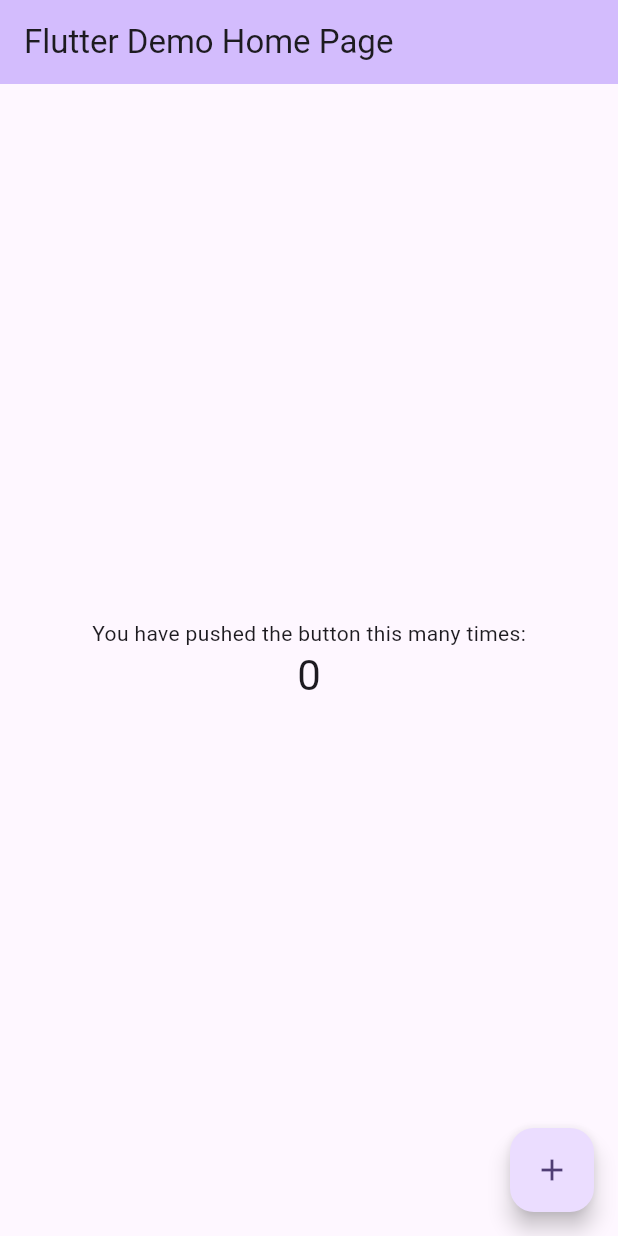
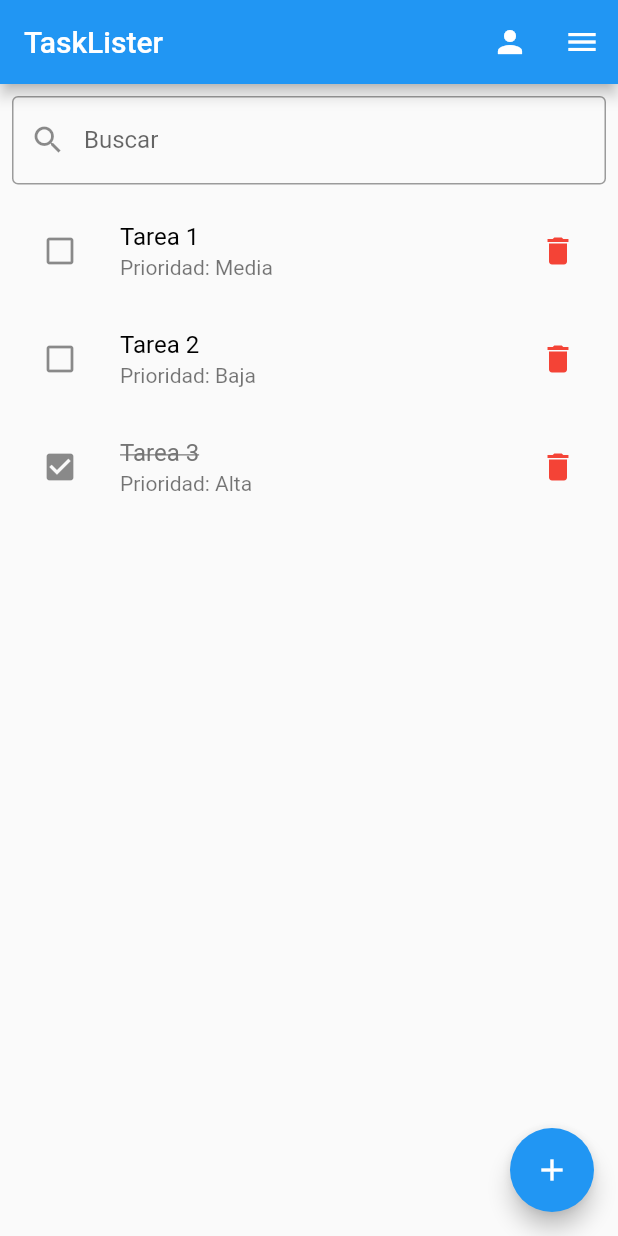
Before and after one commit to BytesBuilders/TaskListerApp, a Flutter app: the screen it shows after launch, on a phone screen of 412 x 824 dp. Run offline on Flutter 3.47's test engine with Material 2 defaults, Android fonts, the phone set to English and light mode, and no system bars.

Commit message:
Crud Task created

```diff
--- a/Mobile/tasklister/lib/main.dart
+++ b/Mobile/tasklister/lib/main.dart
@@ -1,125 +1,20 @@
 import 'package:flutter/material.dart';
+import 'package:tasklister/screens/welcome_page.dart';
 
 void main() {
   runApp(const MyApp());
 }
-
 class MyApp extends StatelessWidget {
   const MyApp({super.key});
 
-  // This widget is the root of your application.
   @override
   Widget build(BuildContext context) {
     return MaterialApp(
-      title: 'Flutter Demo',
+      title: "TaskLister",
       theme: ThemeData(
-        // This is the theme of your application.
-        //
-        // TRY THIS: Try running your application with "flutter run". You'll see
-        // the application has a blue toolbar. Then, without quitting the app,
-        // try changing the seedColor in the colorScheme below to Colors.green
-        // and then invoke "hot reload" (save your changes or press the "hot
-        // reload" button in a Flutter-supported IDE, or press "r" if you used
-        // the command line to start the app).
-        //
-        // Notice that the counter didn't reset back to zero; the application
-        // state is not lost during the reload. To reset the state, use hot
-        // restart instead.
-        //
-        // This works for code too, not just values: Most code changes can be
-        // tested with just a hot reload.
-        colorScheme: ColorScheme.fromSeed(seedColor: Colors.deepPurple),
-        useMaterial3: true,
+        primarySwatch: Colors.blue,
       ),
-      home: const MyHomePage(title: 'Flutter Demo Home Page'),
+      home: const WelcomePage(),
     );
   }
 }
-
-class MyHomePage extends StatefulWidget {
-  const MyHomePage({super.key, required this.title});
-
-  // This widget is the home page of your application. It is stateful, meaning
-  // that it has a State object (defined below) that contains fields that affect
-  // how it looks.
-
-  // This class is the configuration for the state. It holds the values (in this
-  // case the title) provided by the parent (in this case the App widget) and
-  // used by the build method of the State. Fields in a Widget subclass are
-  // always marked "final".
-
-  final String title;
-
-  @override
-  State<MyHomePage> createState() => _MyHomePageState();
-}
-
-class _MyHomePageState extends State<MyHomePage> {
-  int _counter = 0;
-
-  void _incrementCounter() {
-    setState(() {
-      // This call to setState tells the Flutter framework that something has
-      // changed in this State, which causes it to rerun the build method below
-      // so that the display can reflect the updated values. If we changed
-      // _counter without calling setState(), then the build method would not be
-      // called again, and so nothing would appear to happen.
-      _counter++;
-    });
-  }
-
-  @override
-  Widget build(BuildContext context) {
-    // This method is rerun every time setState is called, for instance as done
-    // by the _incrementCounter method above.
-    //
-    // The Flutter framework has been optimized to make rerunning build methods
-    // fast, so that you can just rebuild anything that needs updating rather
-    // than having to individually change instances of widgets.
-    return Scaffold(
-      appBar: AppBar(
-        // TRY THIS: Try changing the color here to a specific color (to
-        // Colors.amber, perhaps?) and trigger a hot reload to see the AppBar
-        // change color while the other colors stay the same.
-        backgroundColor: Theme.of(context).colorScheme.inversePrimary,
-        // Here we take the value from the MyHomePage object that was created by
-        // the App.build method, and use it to set our appbar title.
-        title: Text(widget.title),
-      ),
-      body: Center(
-        // Center is a layout widget. It takes a single child and positions it
-        // in the middle of the parent.
-        child: Column(
-          // Column is also a layout widget. It takes a list of children and
-          // arranges them vertically. By default, it sizes itself to fit its
-          // children horizontally, and tries to be as tall as its parent.
-          //
-          // Column has various properties to control how it sizes itself and
-          // how it positions its children. Here we use mainAxisAlignment to
-          // center the children vertically; the main axis here is the vertical
-          // axis because Columns are vertical (the cross axis would be
-          // horizontal).
-          //
-          // TRY THIS: Invoke "debug painting" (choose the "Toggle Debug Paint"
-          // action in the IDE, or press "p" in the console), to see the
-          // wireframe for each widget.
-          mainAxisAlignment: MainAxisAlignment.center,
-          children: <Widget>[
-            const Text(
-              'You have pushed the button this many times:',
-            ),
-            Text(
-              '$_counter',
-              style: Theme.of(context).textTheme.headlineMedium,
-            ),
-          ],
-        ),
-      ),
-      floatingActionButton: FloatingActionButton(
-        onPressed: _incrementCounter,
-        tooltip: 'Increment',
-        child: const Icon(Icons.add),
-      ), // This trailing comma makes auto-formatting nicer for build methods.
-    );
-  }
-}
--- /dev/null
+++ b/Mobile/tasklister/lib/screens/welcome_page.dart
@@ -0,0 +1,319 @@
+import 'package:flutter/material.dart';
+
+
+class WelcomePage extends StatefulWidget {
+  const WelcomePage();
+
+  @override
+  _WelcomePageState createState() => _WelcomePageState();
+}
+
+class _WelcomePageState extends State<WelcomePage> {
+  List<Task> todoList = [];
+  List<Task> filteredList = [];
+
+  @override
+  void initState() {
+    super.initState();
+    // Inicializar la lista de tareas
+    todoList = [
+      Task(
+        title: 'Tarea 1',
+        isCompleted: false,
+        date: DateTime.now(),
+        description: 'Descripción de la tarea 1',
+        deadline: DateTime.now().add(Duration(days: 7)),
+        pomodoro: 0,
+        priority: Priority.medium,
+        tags: ['Tag1', 'Tag2'],
+        status: TaskStatus.pending,
+      ),
+      Task(
+        title: 'Tarea 2',
+        isCompleted: false,
+        date: DateTime.now(),
+        description: 'Descripción de la tarea 2',
+        deadline: DateTime.now().add(Duration(days: 3)),
+        pomodoro: 0,
+        priority: Priority.low,
+        tags: ['Tag2', 'Tag3'],
+        status: TaskStatus.inProgress,
+      ),
+      Task(
+        title: 'Tarea 3',
+        isCompleted: true,
+        date: DateTime.now(),
+        description: 'Descripción de la tarea 3',
+        deadline: DateTime.now().add(Duration(days: 5)),
+        pomodoro: 1,
+        priority: Priority.high,
+        tags: ['Tag1'],
+        status: TaskStatus.completed,
+      ),
+    ];
+    filteredList = todoList;
+  }
+
+  void filterTasks(String keyword) {
+    setState(() {
+      filteredList = todoList
+          .where((task) =>
+          task.title.toLowerCase().contains(keyword.toLowerCase()))
+          .toList();
+    });
+  }
+
+  void toggleTaskCompletion(int index) {
+    setState(() {
+      final task = filteredList[index];
+      task.isCompleted = !task.isCompleted;
+      if (task.isCompleted) {
+        task.status = TaskStatus.completed;
+      } else {
+        task.status = TaskStatus.inProgress;
+      }
+    });
+  }
+
+  void deleteTask(int index) {
+    setState(() {
+      todoList.removeAt(index);
+      filteredList = todoList;
+    });
+  }
+
+  void addNewTask(Task task) {
+    setState(() {
+      task.isCompleted = task.status == TaskStatus.completed;
+      todoList.add(task);
+      filteredList = todoList;
+    });
+  }
+
+  @override
+  Widget build(BuildContext context) {
+    return MaterialApp(
+      home: Scaffold(
+        appBar: AppBar(
+          title: Text('TaskLister'),
+          actions: [
+            IconButton(
+              icon: Icon(Icons.person),
+              onPressed: () {
+                // Acción al presionar el botón de usuario
+              },
+            ),
+            IconButton(
+              icon: Icon(Icons.menu),
+              onPressed: () {
+                // Acción al presionar el botón de opciones
+              },
+            ),
+          ],
+        ),
+        body: Column(
+          children: [
+            Padding(
+              padding: const EdgeInsets.all(8.0),
+              child: TextField(
+                decoration: InputDecoration(
+                  labelText: 'Buscar',
+                  prefixIcon: Icon(Icons.search),
+                  border: OutlineInputBorder(),
+                ),
+                onChanged: (value) {
+                  filterTasks(value);
+                },
+              ),
+            ),
+            Expanded(
+              child: ListView.builder(
+                itemCount: filteredList.length,
+                itemBuilder: (context, index) {
+                  final task = filteredList[index];
+                  return ListTile(
+                    leading: IconButton(
+                      icon: task.isCompleted
+                          ? Icon(Icons.check_box)
+                          : Icon(Icons.check_box_outline_blank),
+                      onPressed: () {
+                        toggleTaskCompletion(index);
+                      },
+                    ),
+                    title: Text(
+                      task.title,
+                      style: TextStyle(
+                        decoration: task.isCompleted
+                            ? TextDecoration.lineThrough
+                            : TextDecoration.none,
+                        color:
+                        task.isCompleted ? Colors.grey[600] : Colors.black,
+                      ),
+                    ),
+                    subtitle: Text(
+                      'Prioridad: ${priorityToString(task.priority)}',
+                    ),
+                    trailing: IconButton(
+                      icon: Icon(Icons.delete),
+                      color: Colors.red,
+                      onPressed: () {
+                        deleteTask(index);
+                      },
+                    ),
+                  );
+                },
+              ),
+            ),
+          ],
+        ),
+        floatingActionButton: FloatingActionButton(
+          child: Icon(Icons.add),
+          onPressed: () {
+            showDialog(
+              context: context,
+              builder: (BuildContext context) {
+                final newTask = Task(
+                  title: '',
+                  isCompleted: false,
+                  date: DateTime.now(),
+                  description: '',
+                  deadline: DateTime.now().add(Duration(days: 1)),
+                  pomodoro: 0,
+                  priority: Priority.low,
+                  tags: [],
+                  status: TaskStatus.pending,
+                );
+                return StatefulBuilder(
+                  builder: (BuildContext context, StateSetter setState) {
+                    return AlertDialog(
+                      title: Text('Nueva tarea'),
+                      content: SingleChildScrollView(
+                        child: Column(
+                          mainAxisSize: MainAxisSize.min,
+                          children: [
+                            TextField(
+                              decoration: InputDecoration(labelText: 'Título'),
+                              onChanged: (value) {
+                                setState(() {
+                                  newTask.title = value;
+                                });
+                              },
+                            ),
+                            SizedBox(height: 16),
+                            DropdownButtonFormField<Priority>(
+                              value: newTask.priority,
+                              onChanged: (value) {
+                                setState(() {
+                                  newTask.priority = value!;
+                                });
+                              },
+                              items: Priority.values.map((priority) {
+                                return DropdownMenuItem<Priority>(
+                                  value: priority,
+                                  child: Text(priorityToString(priority)),
+                                );
+                              }).toList(),
+                              decoration: InputDecoration(
+                                labelText: 'Prioridad',
+                              ),
+                            ),
+                            SizedBox(height: 16),
+                            DropdownButtonFormField<TaskStatus>(
+                              value: newTask.status,
+                              onChanged: (value) {
+                                setState(() {
+                                  newTask.status = value!;
+                                });
+                              },
+                              items: TaskStatus.values.map((status) {
+                                return DropdownMenuItem<TaskStatus>(
+                                  value: status,
+                                  child: Text(taskStatusToString(status)),
+                                );
+                              }).toList(),
+                              decoration: InputDecoration(
+                                labelText: 'Estado',
+                              ),
+                            ),
+                          ],
+                        ),
+                      ),
+                      actions: [
+                        TextButton(
+                          child: Text('Cancelar'),
+                          onPressed: () {
+                            Navigator.of(context).pop();
+                          },
+                        ),
+                        TextButton(
+                          child: Text('Ingresar'),
+                          onPressed: () {
+                            addNewTask(newTask);
+                            Navigator.of(context).pop();
+                          },
+                        ),
+                      ],
+                    );
+                  },
+                );
+              },
+            );
+          },
+        ),
+      ),
+    );
+  }
+}
+
+enum Priority { low, medium, high }
+enum TaskStatus { pending, inProgress, completed }
+
+class Task {
+  String title;
+  bool isCompleted;
+  DateTime date;
+  String description;
+  DateTime deadline;
+  int pomodoro;
+  Priority priority;
+  List<String> tags;
+  TaskStatus status;
+
+  Task({
+    required this.title,
+    required this.isCompleted,
+    required this.date,
+    required this.description,
+    required this.deadline,
+    required this.pomodoro,
+    required this.priority,
+    required this.tags,
+    required this.status,
+  });
+}
+
+String priorityToString(Priority priority) {
+  switch (priority) {
+    case Priority.low:
+      return 'Baja';
+    case Priority.medium:
+      return 'Media';
+    case Priority.high:
+      return 'Alta';
+    default:
+      return '';
+  }
+}
+
+String taskStatusToString(TaskStatus status) {
+  switch (status) {
+    case TaskStatus.pending:
+      return 'Pendiente';
+    case TaskStatus.inProgress:
+      return 'En progreso';
+    case TaskStatus.completed:
+      return 'Completada';
+    default:
+      return '';
+  }
+}
--- a/Mobile/tasklister/pubspec.yaml
+++ b/Mobile/tasklister/pubspec.yaml
@@ -30,6 +30,8 @@ environment:
 dependencies:
   flutter:
     sdk: flutter
+  flutter_datetime_picker: ^1.5.1
+  intl: ^0.17.0
 
 
   # The following adds the Cupertino Icons font to your application.
```
Also changed, not shown: Mobile/tasklister/pubspec.lock.
